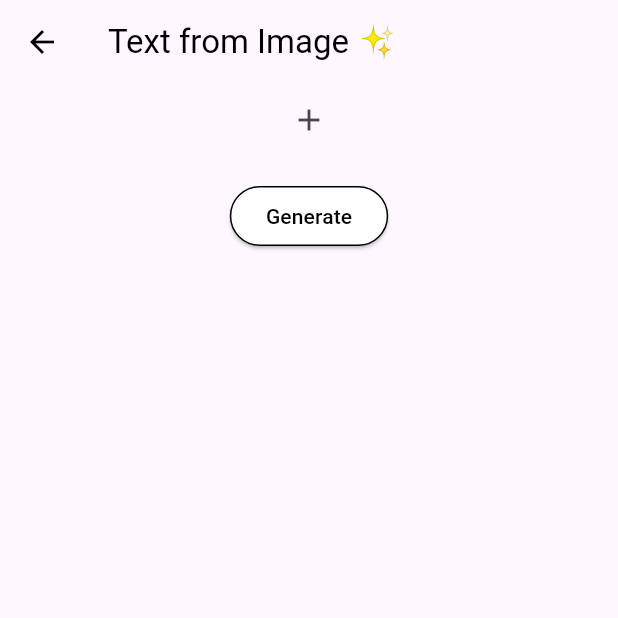
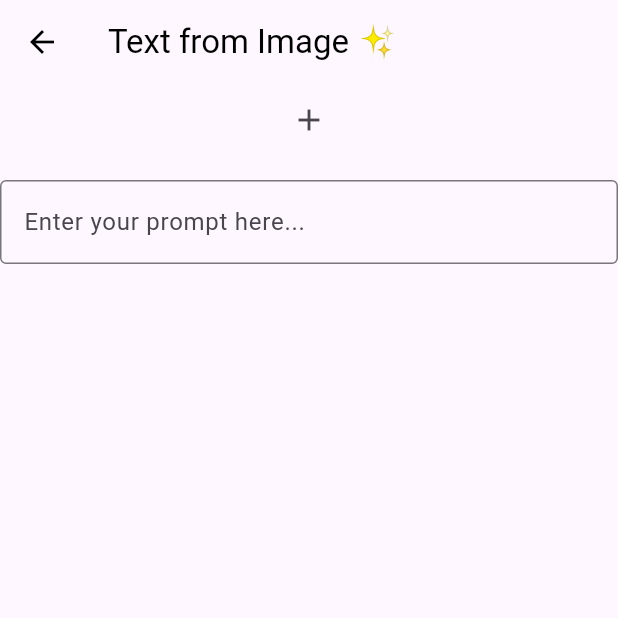
Before and after one commit to ahmadexe/Flutter-Gemini, a Flutter app: the TextFromImage screen opened directly, on a phone screen of 412 x 824 dp, the top half of it. Run offline on Flutter 3.47's test engine with Material 3 defaults, Android fonts, the phone set to English and light mode, and no system bars; our stand-ins replace google_generative_ai, image_picker.

Commit message:
chore: added text field

```diff
--- a/lib/screens/text_from_image.dart
+++ b/lib/screens/text_from_image.dart
@@ -5,6 +5,8 @@ import 'package:provider/provider.dart';
 
 class TextFromImage extends StatelessWidget {
   const TextFromImage({super.key});
+
+  static final _textController = TextEditingController();
 
   @override
   Widget build(BuildContext context) {
@@ -21,21 +23,28 @@ class TextFromImage extends StatelessWidget {
       body: Center(
         child: Column(
           children: [
-            mediaProvider.bytes == null ?
-            IconButton(
+            mediaProvider.bytes == null
+                ? IconButton(
                     onPressed: () {
                       mediaProvider.setImage();
                     },
                     icon: const Icon(Icons.add),
-            ) :
-            Image.memory(mediaProvider.bytes!),
-
+                  )
+                : Image.memory(mediaProvider.bytes!),
             const SizedBox(height: 16),
-
+            TextField(
+              controller: _textController,
+              decoration: const InputDecoration(
+                hintText: 'Enter your prompt here...',
+                border: OutlineInputBorder(),
+              ),
+            ),
+            const SizedBox(height: 16),
+            if (mediaProvider.bytes != null)
               ElevatedButton(
                 onPressed: () {
                   geminiProvider.generateContentFromImage(
-                  prompt: 'What is this guy doing',
+                    prompt: _textController.text,
                     bytes: mediaProvider.bytes!,
                   );
                 },
@@ -49,12 +58,10 @@ class TextFromImage extends StatelessWidget {
                 ),
                 child: const Text('Generate'),
               ),
-
             const SizedBox(height: 16),
-
-            geminiProvider.isLoading ?
-            const CircularProgressIndicator() :
-            Text(geminiProvider.response ?? ''),
+            geminiProvider.isLoading
+                ? const CircularProgressIndicator()
+                : Text(geminiProvider.response ?? ''),
           ],
         ),
       ),
```
Lines whose indentation alone changed are shown as unchanged.
